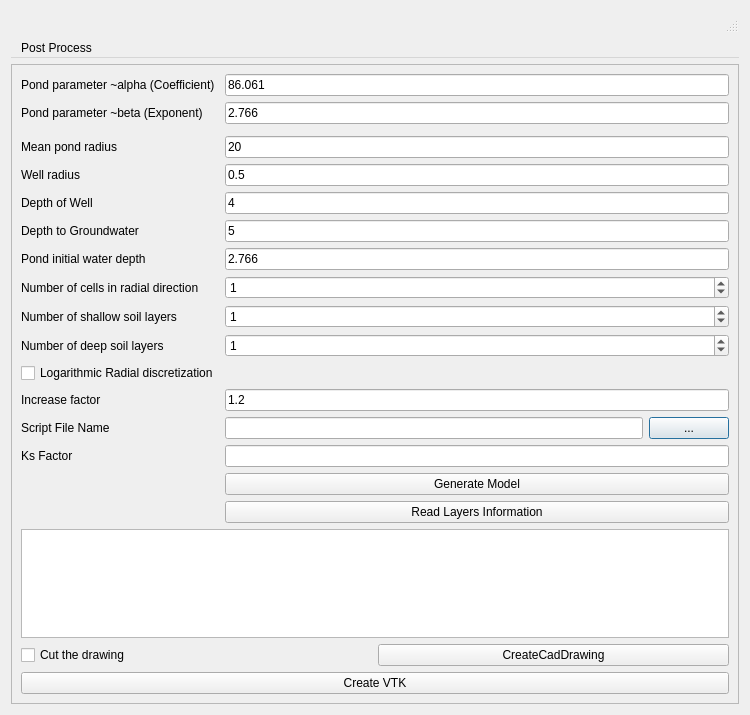
Above: DryWellDialog.ui from ArashMassoudieh/DryWellScriptGenerator before the change. Below: the same form after it.
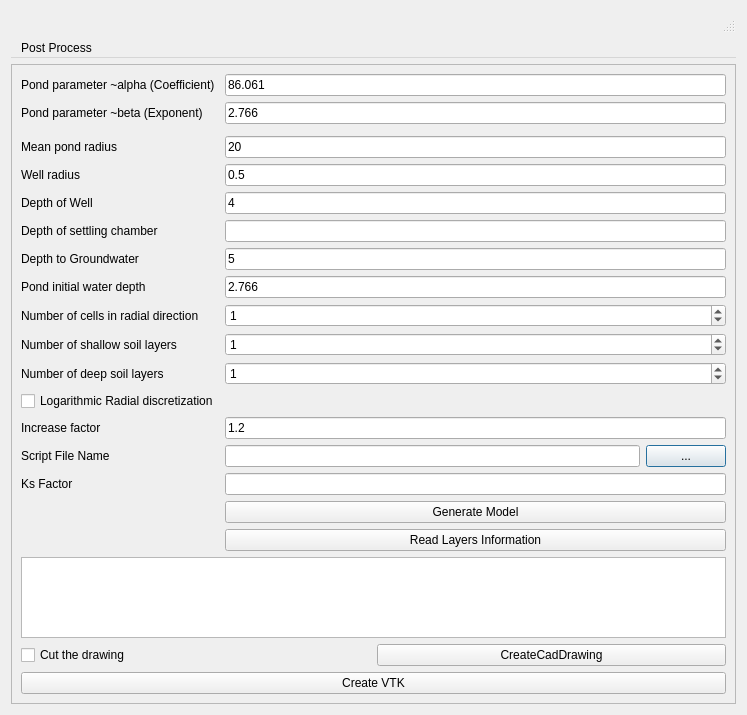
That is the form after the change.

```diff
--- a/DryWellDialog.ui
+++ b/DryWellDialog.ui
@@ -6,7 +6,7 @@
    <rect>
     <x>0</x>
     <y>0</y>
-    <width>750</width>
+    <width>747</width>
     <height>715</height>
    </rect>
   </property>
@@ -38,7 +38,7 @@
        <rect>
         <x>0</x>
         <y>0</y>
-        <width>730</width>
+        <width>727</width>
         <height>643</height>
        </rect>
       </property>
@@ -117,84 +117,84 @@
              </property>
             </widget>
            </item>
-           <item row="6" column="0">
+           <item row="7" column="0">
             <widget class="QLabel" name="label_6">
              <property name="text">
               <string>Depth to Groundwater</string>
              </property>
             </widget>
            </item>
-           <item row="6" column="1">
+           <item row="7" column="1">
             <widget class="QLineEdit" name="Depth_to_GW">
              <property name="text">
               <string>5</string>
              </property>
             </widget>
            </item>
-           <item row="7" column="0">
+           <item row="8" column="0">
             <widget class="QLabel" name="label_7">
              <property name="text">
               <string>Pond initial water depth</string>
              </property>
             </widget>
            </item>
-           <item row="7" column="1">
+           <item row="8" column="1">
             <widget class="QLineEdit" name="Pond_ini_depth">
              <property name="text">
               <string>2.766</string>
              </property>
             </widget>
            </item>
-           <item row="8" column="0">
+           <item row="9" column="0">
             <widget class="QLabel" name="label_8">
              <property name="text">
               <string>Number of cells in radial direction</string>
              </property>
             </widget>
            </item>
-           <item row="8" column="1">
+           <item row="9" column="1">
             <widget class="QSpinBox" name="nr">
              <property name="value">
               <number>1</number>
              </property>
             </widget>
            </item>
-           <item row="9" column="0">
+           <item row="10" column="0">
             <widget class="QLabel" name="label_9">
              <property name="text">
               <string>Number of shallow soil layers</string>
              </property>
             </widget>
            </item>
-           <item row="9" column="1">
+           <item row="10" column="1">
             <widget class="QSpinBox" name="nl_shallow">
              <property name="value">
               <number>1</number>
              </property>
             </widget>
            </item>
-           <item row="10" column="0">
+           <item row="11" column="0">
             <widget class="QLabel" name="label_10">
              <property name="text">
               <string>Number of deep soil layers</string>
              </property>
             </widget>
            </item>
-           <item row="10" column="1">
+           <item row="11" column="1">
             <widget class="QSpinBox" name="nl_deep">
              <property name="value">
               <number>1</number>
              </property>
             </widget>
            </item>
-           <item row="14" column="0">
+           <item row="15" column="0">
             <widget class="QLabel" name="label_11">
              <property name="text">
               <string>Script File Name</string>
              </property>
             </widget>
            </item>
-           <item row="14" column="1">
+           <item row="15" column="1">
             <layout class="QHBoxLayout" name="horizontalLayout" stretch="0,0">
              <property name="sizeConstraint">
               <enum>QLayout::SetMaximumSize</enum>
@@ -211,54 +211,64 @@
              </item>
             </layout>
            </item>
-           <item row="16" column="1">
+           <item row="17" column="1">
             <widget class="QPushButton" name="Generate_Model">
              <property name="text">
               <string>Generate Model</string>
              </property>
             </widget>
            </item>
-           <item row="17" column="1">
+           <item row="18" column="1">
             <widget class="QPushButton" name="pushReadLayers">
              <property name="text">
               <string>Read Layers Information</string>
              </property>
             </widget>
            </item>
-           <item row="15" column="0">
+           <item row="16" column="0">
             <widget class="QLabel" name="label_12">
              <property name="text">
               <string>Ks Factor</string>
              </property>
             </widget>
            </item>
-           <item row="15" column="1">
+           <item row="16" column="1">
             <widget class="QLineEdit" name="Ks_factor"/>
            </item>
            <item row="2" column="0">
             <layout class="QGridLayout" name="gridLayout"/>
            </item>
-           <item row="12" column="0">
+           <item row="13" column="0">
             <widget class="QCheckBox" name="Logarithmic_Radial_Disc">
              <property name="text">
               <string>Logarithmic Radial discretization</string>
              </property>
             </widget>
            </item>
-           <item row="13" column="0">
+           <item row="14" column="0">
             <widget class="QLabel" name="label_13">
              <property name="text">
               <string>Increase factor</string>
              </property>
             </widget>
            </item>
-           <item row="13" column="1">
+           <item row="14" column="1">
             <widget class="QLineEdit" name="txtIncreaseFactor">
              <property name="text">
               <string>1.2</string>
              </property>
             </widget>
            </item>
+           <item row="6" column="0">
+            <widget class="QLabel" name="label_14">
+             <property name="text">
+              <string>Depth of settling chamber</string>
+             </property>
+            </widget>
+           </item>
+           <item row="6" column="1">
+            <widget class="QLineEdit" name="SettlingChamberDepth"/>
+           </item>
           </layout>
          </item>
          <item>
```
